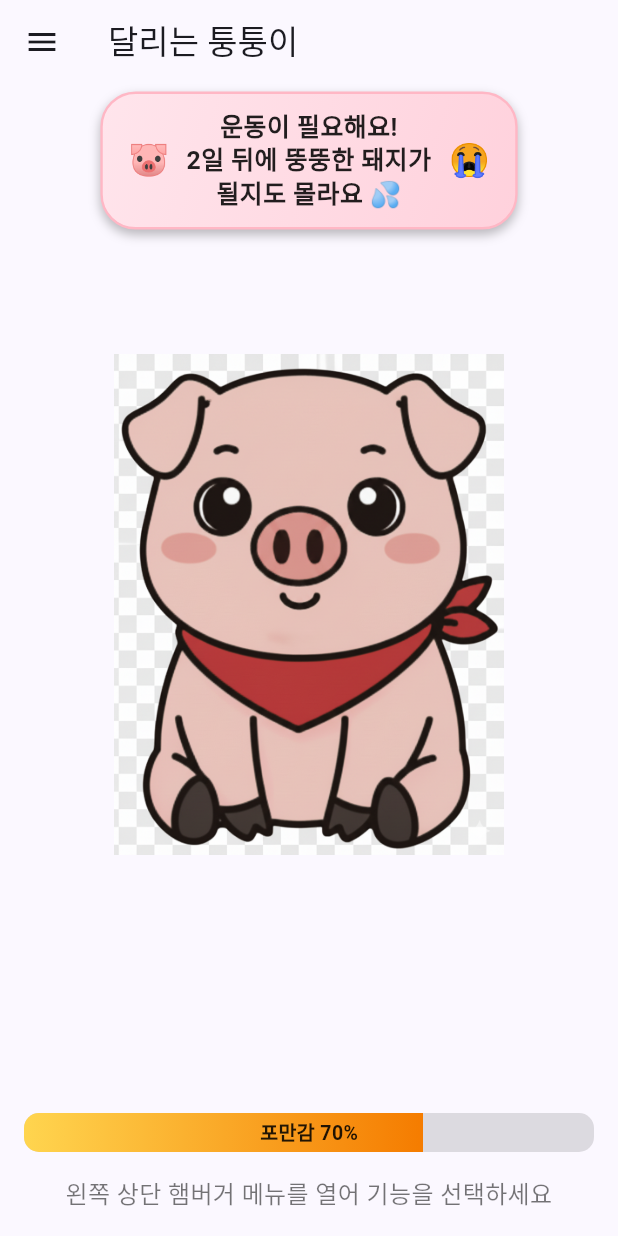
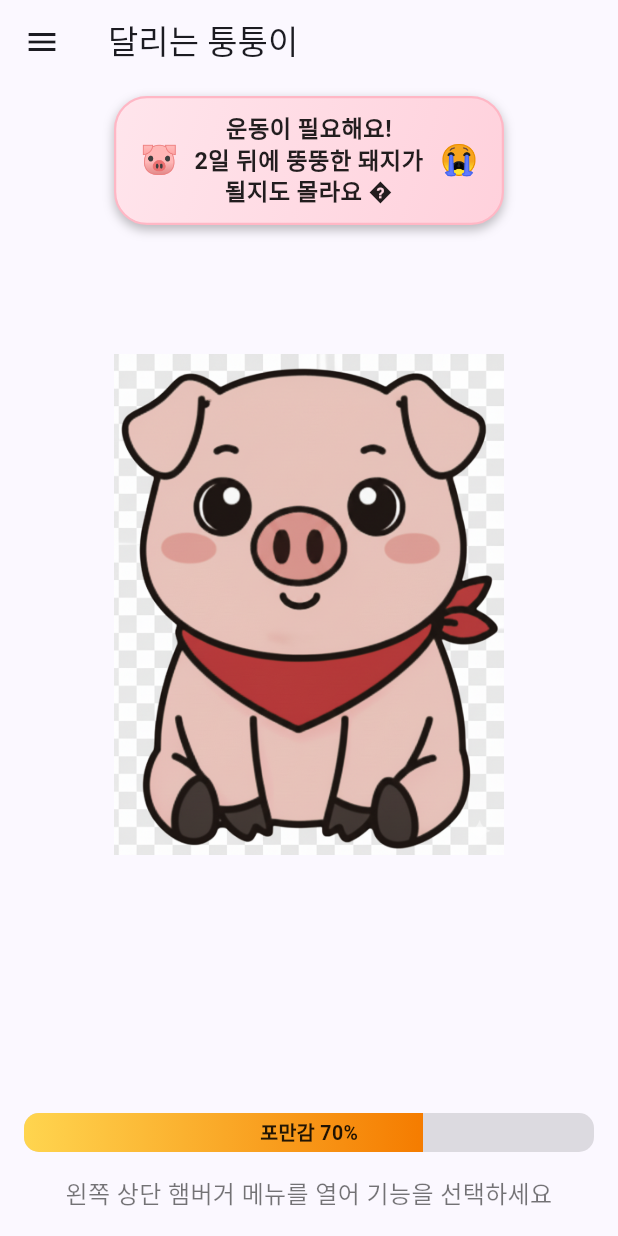
Before and after one commit to SonMyeongJin/Flutter_RunTungTung, a Flutter app: the screen it shows after launch, on a phone screen of 412 x 824 dp. Run offline on Flutter 3.47's test engine with Material 3 defaults, Android fonts, the light colour scheme and no system bars; our stand-ins replace geolocator.

Commit message:
fix: sleep mode 문자 오류 해결

```diff
--- a/lib/main.dart
+++ b/lib/main.dart
@@ -5,14 +5,11 @@ import 'package:run_tungtung/run.dart';
 import 'package:run_tungtung/sleep.dart';
 import 'package:run_tungtung/fat.dart';
 
-void main() {
-  runApp(const MyApp());
-}
+void main() => runApp(const MyApp());
 
 class MyApp extends StatelessWidget {
   const MyApp({super.key});
 
-  // This widget is the root of your application.
   @override
   Widget build(BuildContext context) {
     return MaterialApp(
@@ -27,9 +24,7 @@ class MyApp extends StatelessWidget {
 
 class MyHomePage extends StatefulWidget {
   const MyHomePage({super.key, required this.title});
-
   final String title;
-
   @override
   State<MyHomePage> createState() => _MyHomePageState();
 }
@@ -37,9 +32,9 @@ class MyHomePage extends StatefulWidget {
 class _MyHomePageState extends State<MyHomePage> {
   StreamSubscription<Position>? _posSub;
   bool _navigated = false;
-  int _frame = 0; // 0 or 1 for sit1 / sit2
+  int _frame = 0; // 0 / 1 sit frames
   Timer? _sitAnimTimer;
-  double _fullness = 0.7; // 0.0 ~ 1.0 포만감 (임시 고정 값)
+  double _fullness = 0.7; // dummy fullness (0~1)
 
   static const _sitFrames = [
     'assets/images/sit1.png',
@@ -59,22 +54,17 @@ class _MyHomePageState extends State<MyHomePage> {
       if (perm == LocationPermission.denied) {
         perm = await Geolocator.requestPermission();
       }
-      if (perm == LocationPermission.deniedForever ||
-          perm == LocationPermission.denied) {
-        return; // 권한 거부 시 자동 전환 비활성
+      if (perm == LocationPermission.deniedForever || perm == LocationPermission.denied) {
+        return; // 권한 거부시 자동 전환 비활성
       }
-
-      final settings = const LocationSettings(
+      const settings = LocationSettings(
         accuracy: LocationAccuracy.best,
-        distanceFilter: 5, // 5m 이동마다 업데이트
+        distanceFilter: 5,
       );
-
-    _posSub = Geolocator.getPositionStream(locationSettings: settings)
-      .listen((pos) {
+      _posSub = Geolocator.getPositionStream(locationSettings: settings).listen((pos) {
         if (_navigated) return;
-        // 속도(m/s)가 임계값 초과하면 달리기로 전환
         final v = pos.speed; // m/s
-        if (v.isFinite && v > 1.0) { // 대략 3.6km/h 이상
+        if (v.isFinite && v > 1.0) {
           _navigated = true;
           _posSub?.cancel();
           if (mounted) {
@@ -85,8 +75,16 @@ class _MyHomePageState extends State<MyHomePage> {
         }
       });
     } catch (_) {
-      // 무시: 센서/권한 오류 등
+      // ignore
     }
+  }
+
+  void _startSitAnimation() {
+    _sitAnimTimer?.cancel();
+    _sitAnimTimer = Timer.periodic(const Duration(milliseconds: 500), (_) {
+      if (!mounted) return;
+      setState(() => _frame = 1 - _frame);
+    });
   }
 
   @override
@@ -96,22 +94,10 @@ class _MyHomePageState extends State<MyHomePage> {
     super.dispose();
   }
 
-  void _startSitAnimation() {
-    _sitAnimTimer?.cancel();
-    _sitAnimTimer = Timer.periodic(const Duration(milliseconds: 500), (_) {
-      if (!mounted) return;
-      setState(() {
-        _frame = 1 - _frame; // toggle 0 <-> 1
-      });
-    });
-  }
-
   @override
   Widget build(BuildContext context) {
     return Scaffold(
-      appBar: AppBar(
-        title: Text(widget.title),
-      ),
+      appBar: AppBar(title: Text(widget.title)),
       drawer: Drawer(
         child: SafeArea(
           child: ListView(
@@ -123,20 +109,15 @@ class _MyHomePageState extends State<MyHomePage> {
                 ),
                 child: const Align(
                   alignment: Alignment.bottomLeft,
-                  child: Text(
-                    '메뉴',
-                    style: TextStyle(fontSize: 24, fontWeight: FontWeight.bold),
-                  ),
+                  child: Text('메뉴', style: TextStyle(fontSize: 24, fontWeight: FontWeight.bold)),
                 ),
               ),
               ListTile(
                 leading: const Icon(Icons.directions_run),
                 title: const Text('Run Mode'),
                 onTap: () {
-                  Navigator.of(context).pop(); // close drawer
-                  Navigator.of(context).push(
-                    MaterialPageRoute(builder: (_) => const RunScreen()),
-                  );
+                  Navigator.of(context).pop();
+                  Navigator.of(context).push(MaterialPageRoute(builder: (_) => const RunScreen()));
                 },
               ),
               ListTile(
@@ -144,9 +125,7 @@ class _MyHomePageState extends State<MyHomePage> {
                 title: const Text('Sleep Mode'),
                 onTap: () {
                   Navigator.of(context).pop();
-                  Navigator.of(context).push(
-                    MaterialPageRoute(builder: (_) => const SleepScreen()),
-                  );
+                  Navigator.of(context).push(MaterialPageRoute(builder: (_) => const SleepScreen()));
                 },
               ),
               ListTile(
@@ -154,9 +133,7 @@ class _MyHomePageState extends State<MyHomePage> {
                 title: const Text('Pig Mode'),
                 onTap: () {
                   Navigator.of(context).pop();
-                  Navigator.of(context).push(
-                    MaterialPageRoute(builder: (_) => const FatScreen()),
-                  );
+                  Navigator.of(context).push(MaterialPageRoute(builder: (_) => const FatScreen()));
                 },
               ),
             ],
@@ -175,7 +152,6 @@ class _MyHomePageState extends State<MyHomePage> {
                     child: Stack(
                       clipBehavior: Clip.none,
                       children: [
-                        // 캐릭터 이미지 (프레임 애니메이션)
                         Positioned.fill(
                           child: AnimatedSwitcher(
                             duration: const Duration(milliseconds: 250),
@@ -186,16 +162,11 @@ class _MyHomePageState extends State<MyHomePage> {
                             ),
                           ),
                         ),
-                        // 귀여운 경고/주의 배지 (살짝 점프하는 효과)
+                        // 고정 경고 배지 (프레임 변환과 무관)
                         Positioned(
                           top: -8,
                           left: 0,
                           right: 0,
-                          child: LayoutBuilder(
-                            builder: (context, _) {
-                              final scale = _frame == 0 ? 1.0 : 1.07; // 기존 프레임 토글에 맞춰 살짝 점프
-                              return Transform.scale(
-                                scale: scale,
                           child: Center(
                             child: Container(
                               decoration: BoxDecoration(
@@ -214,16 +185,16 @@ class _MyHomePageState extends State<MyHomePage> {
                                   ),
                                 ],
                               ),
-                                    child: Padding(
-                                      padding: const EdgeInsets.symmetric(horizontal: 16, vertical: 10),
+                              child: const Padding(
+                                padding: EdgeInsets.symmetric(horizontal: 16, vertical: 10),
                                 child: Row(
                                   mainAxisSize: MainAxisSize.min,
-                                        children: const [
+                                  children: [
                                     Text('🐷', style: TextStyle(fontSize: 20)),
                                     SizedBox(width: 8),
                                     Flexible(
                                       child: Text(
-                                              '운동이 필요해요!\n2일 뒤에 뚱뚱한 돼지가 될지도 몰라요 💦',
+                                        '운동이 필요해요!\n2일 뒤에 뚱뚱한 돼지가 될지도 몰라요 �',
                                         style: TextStyle(
                                           fontSize: 15.5,
                                           fontWeight: FontWeight.w700,
@@ -241,9 +212,6 @@ class _MyHomePageState extends State<MyHomePage> {
                               ),
                             ),
                           ),
-                              );
-                            },
-                          ),
                         ),
                       ],
                     ),
@@ -255,23 +223,14 @@ class _MyHomePageState extends State<MyHomePage> {
                 padding: const EdgeInsets.only(top: 8, bottom: 4),
                 child: SizedBox(
                   height: 26,
-                  child: Column(
-                    crossAxisAlignment: CrossAxisAlignment.stretch,
-                    children: [
-                      Expanded(
                   child: ClipRRect(
                     borderRadius: BorderRadius.circular(10),
                     child: LayoutBuilder(
                       builder: (context, constraints) {
-                              final w = constraints.maxWidth;
-                              final fillW = w * _fullness.clamp(0.0, 1.0);
+                        final fillW = constraints.maxWidth * _fullness.clamp(0.0, 1.0);
                         return Stack(
                           children: [
-                                  Container(
-                                    decoration: BoxDecoration(
-                                      color: Colors.black12,
-                                    ),
-                                  ),
+                            Container(color: Colors.black12),
                             Positioned(
                               left: 0,
                               top: 0,
@@ -304,9 +263,6 @@ class _MyHomePageState extends State<MyHomePage> {
                     ),
                   ),
                 ),
-                    ],
-                  ),
-                ),
               ),
               const SizedBox(height: 12),
               const Text(
--- a/lib/sleep.dart
+++ b/lib/sleep.dart
@@ -118,11 +118,11 @@ class _SleepScreenState extends State<SleepScreen> {
                                 final h = elapsed.inHours;
                                 final m = elapsed.inMinutes % 60;
                                 return Text(
-                                  '$h시간 $m분째 숙면중',
+                                  '$h시간 $m분째\n숙면중',
                                   style: const TextStyle(
                                     color: Colors.white,
                                     fontWeight: FontWeight.w700,
-                                    fontSize: 30,
+                                    fontSize: 20,
                                   ),
                                 );
                               },
```
Lines whose indentation alone changed are shown as unchanged.
